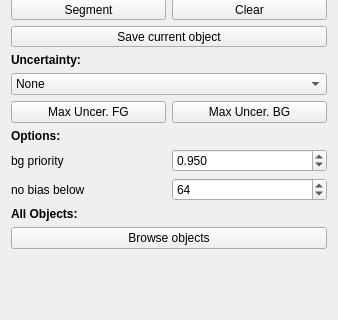
First picture: the form in ilastik/workflows/carving/carvingDrawer.ui, repository ilastik/ilastik, before the edit; both pictures show x 0 to 338 and y 325 to 645 of the 338 by 730 pixel window.
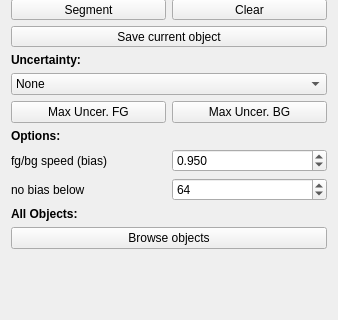
Second picture: the form after the edit. Icons and pictures are not drawn. Custom widgets are drawn as their Qt base class.

Commit message: reword bg briority, fixes #410

```diff
--- a/ilastik/workflows/carving/carvingDrawer.ui
+++ b/ilastik/workflows/carving/carvingDrawer.ui
@@ -293,7 +293,7 @@
      <item row="1" column="0">
       <widget class="QLabel" name="label_2">
        <property name="text">
-        <string>bg priority</string>
+        <string>fg/bg speed (bias)</string>
        </property>
       </widget>
      </item>
```
Left out of the diff: 6 changed lines with no effect on the pictures.
